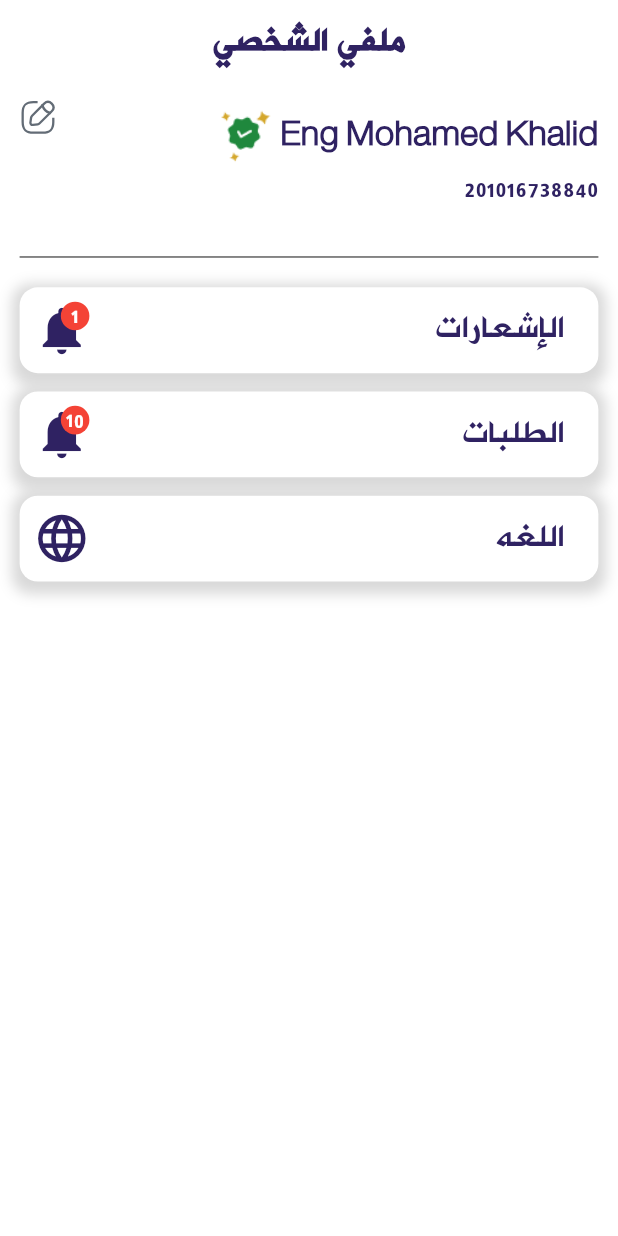
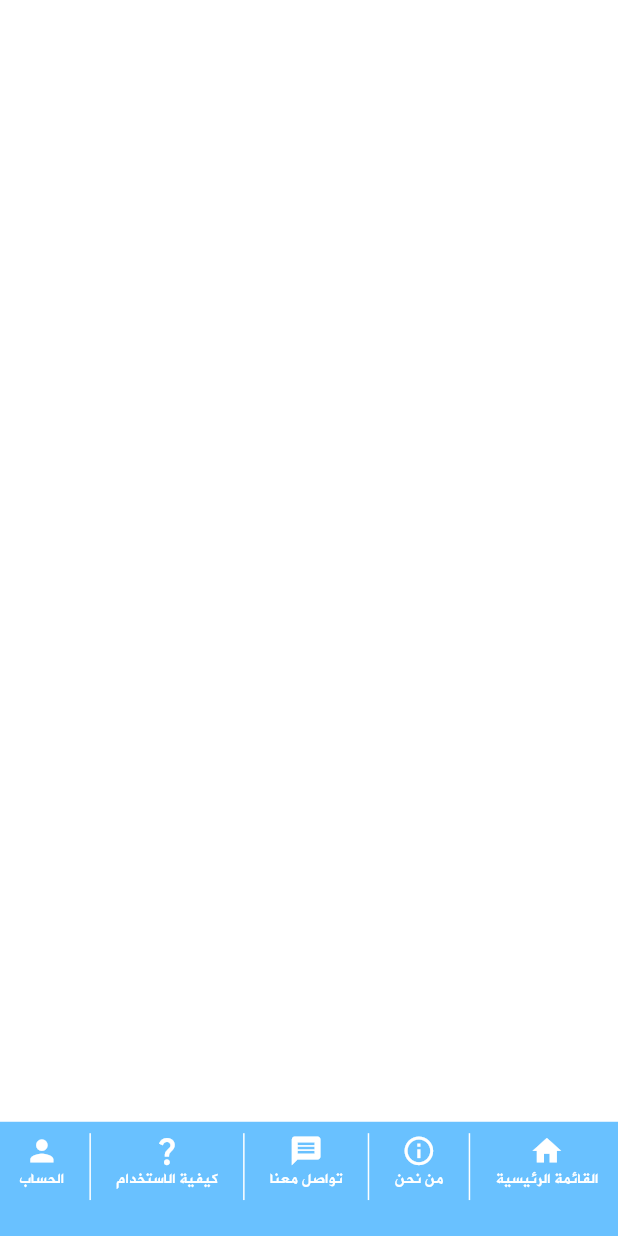
Before and after one commit to EngMohamedKhalid/kolayca_app, a Flutter app: the screen it shows after launch, on a phone screen of 412 x 824 dp. Run offline on Flutter 3.47's test engine with Material 3 defaults, Android fonts, the phone set to English and light mode, and no system bars; drawn by our look-alikes of overlay_support; our stand-ins replace bloc, carousel_slider, country_code_picker, dartz, dropdown_button2, easy_localization and 14 more; missing offline and left inert: country_flags, data_connection_checker_nulls, http_interceptor.

Commit message:
add screens

```diff
--- a/assets/translations/ar.json
+++ b/assets/translations/ar.json
@@ -19,6 +19,7 @@
   "TheConfirmationError":"حقل التأكيد لا يتطابق مع حقل كلمة المرور\n",
   "location":"حدّد موقعك من الخريطة",
   "askForTranslator":"اطلب اقرب مترجم",
+  "subscribe":"باقات الاشتراك",
   "liveTranslator":"اطلب مترجم مباشر",
   "wayLiveTranslator":"طريقة طلب مترجم مباشر",
   "askForTranslatorBody":"اطلب أقرب مترجم من موقعك ليقدم\nلك خدمة الترجمة بشكل مباشر",
--- /dev/null
+++ b/lib/features/BNB_feature/presentation/screens/BNB_screen.dart
@@ -0,0 +1,104 @@
+import 'package:flutter/material.dart';
+import 'package:flutter_screenutil/flutter_screenutil.dart';
+import 'package:kolayca_app/app/utils/app_colors.dart';
+import 'package:kolayca_app/app/widgets/text_widget.dart';
+
+class BnbScreen extends StatefulWidget {
+  const BnbScreen({super.key});
+
+  @override
+  State<BnbScreen> createState() => _BnbScreenState();
+}
+
+class _BnbScreenState extends State<BnbScreen> {
+  @override
+  Widget build(BuildContext context) {
+    return Scaffold(
+      bottomNavigationBar: Container(
+        color: AppColors.blue69C1FF,
+        padding: EdgeInsets.symmetric(horizontal: 16.w,vertical: 10.h),
+        height: 100.h,
+        child: Row(
+          mainAxisAlignment: MainAxisAlignment.spaceBetween,
+          children: [
+            InkWell(
+                onTap: (){},
+                child: const CustomColumn()),
+            VerticalDivider(
+              color: Colors.white,
+              endIndent: 20.w,
+
+            ),
+            InkWell(
+              onTap: (){},
+              child: const CustomColumn(
+                title: "من نحن",
+                icon: Icons.info_outline,
+              ),
+            ),
+            VerticalDivider(
+              color: Colors.white,
+              endIndent: 20.w,
+
+            ),
+            InkWell(
+              onTap: (){},
+              child: const CustomColumn(
+                title: "تواصل معنا",
+                icon: Icons.message,
+              ),
+            ),
+            VerticalDivider(
+              color: Colors.white,
+              endIndent: 20.w,
+
+            ),
+            InkWell(
+              onTap: (){},
+              child: const CustomColumn(
+                title: "كيفية الاستخدام",
+                icon: Icons.question_mark,
+              ),
+            ),
+            VerticalDivider(
+              color: Colors.white,
+              endIndent: 20.w,
+
+            ),
+            InkWell(
+              onTap: (){},
+              child: const CustomColumn(
+                title: "الحساب",
+                icon: Icons.person,
+              ),
+            ),
+          ],
+        ),
+      ),
+    );
+  }
+}
+
+class CustomColumn extends StatelessWidget {
+  const CustomColumn({super.key, this.title, this.icon});
+final String ? title;
+final IconData ? icon;
+  @override
+  Widget build(BuildContext context) {
+    return Column(
+      children: [
+        Icon(
+          icon ??Icons.home,
+          size: 30.sp,
+          color: Colors.white,
+        ),
+        TextWidget(
+          title: title??"القائمة الرئيسية",
+          titleColor: Colors.white,
+          titleSize: 16.sp,
+          titleFontWeight: FontWeight.w400,
+        )
+      ],
+    );
+  }
+}
--- a/lib/main.dart
+++ b/lib/main.dart
@@ -3,9 +3,11 @@ import 'package:flutter/material.dart';
 import 'package:flutter_bloc/flutter_bloc.dart';
 import 'package:flutter_easyloading/flutter_easyloading.dart';
 import 'package:flutter_screenutil/flutter_screenutil.dart';
+import 'package:kolayca_app/features/BNB_feature/presentation/screens/BNB_screen.dart';
 import 'package:kolayca_app/features/auth_feature/presentation/screens/login_screen.dart';
 import 'package:kolayca_app/features/home_feature/presentation/screens/about_us_screen.dart';
 import 'package:kolayca_app/features/home_feature/presentation/screens/home_screen.dart';
+import 'package:kolayca_app/features/home_feature/presentation/screens/subscribe_package_screen.dart';
 import 'package:kolayca_app/features/profile_feature/presentation/presentation_logic_holder/profile_cubit.dart';
 import 'package:kolayca_app/features/profile_feature/presentation/screens/notification_screen.dart';
 import 'package:overlay_support/overlay_support.dart';
@@ -103,7 +105,7 @@ class MyApp extends StatelessWidget {
                         );
                       },
                     ),
-                    home: const ProfileScreen()
+                    home: const BnbScreen()
                 );
               }
           ),
--- a/pubspec.yaml
+++ b/pubspec.yaml
@@ -61,7 +61,7 @@ dependencies:
   permission_handler: ^10.2.0
   intl_phone_field:
   flutter_widget_from_html: ^0.14.11
-#  video_player: ^2.7.2
+  banners: ^0.3.1
   youtube_player_flutter: ^8.1.2
   flutter_inappwebview: ^5.8.0
   country_code_picker: ^3.0.0
```
Also changed, not shown: lib/features/home_feature/presentation/screens/subscribe_package_screen.dart (added, +114 -0 lines), pubspec.lock.
